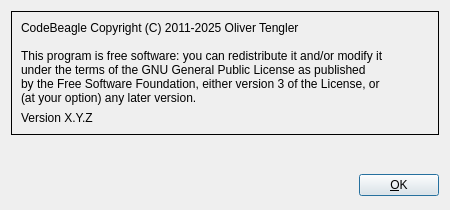
The window that dialogs/AboutDialog.ui (otengler/CodeBeagle) describes before a commit, drawn with Qt 5.
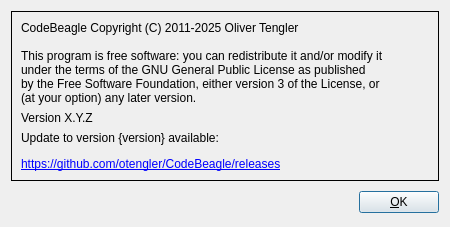
The same window after the commit.

Commit message: Add update check to about dialog

What changed in the file:
```diff
--- a/dialogs/AboutDialog.ui
+++ b/dialogs/AboutDialog.ui
@@ -7,7 +7,7 @@
     <x>0</x>
     <y>0</y>
     <width>450</width>
-    <height>210</height>
+    <height>224</height>
    </rect>
   </property>
   <property name="windowTitle">
@@ -45,6 +45,19 @@
         </property>
        </widget>
       </item>
+      <item>
+       <widget class="QLabel" name="labelUpdateAvailable">
+        <property name="text">
+         <string>&lt;html&gt;&lt;head/&gt;&lt;body&gt;&lt;p&gt;Update to version {version} available: &lt;/p&gt;&lt;p&gt;&lt;a href=&quot;https://github.com/otengler/CodeBeagle/releases&quot;&gt;&lt;span style='color: {linkColor}'&gt;https://github.com/otengler/CodeBeagle/releases&lt;/span&gt;&lt;/a&gt;&lt;/p&gt;&lt;/body&gt;&lt;/html&gt;</string>
+        </property>
+        <property name="openExternalLinks">
+         <bool>true</bool>
+        </property>
+        <property name="textInteractionFlags">
+         <set>Qt::TextBrowserInteraction</set>
+        </property>
+       </widget>
+      </item>
      </layout>
     </widget>
    </item>
```
The commit also changes 3 other files.
